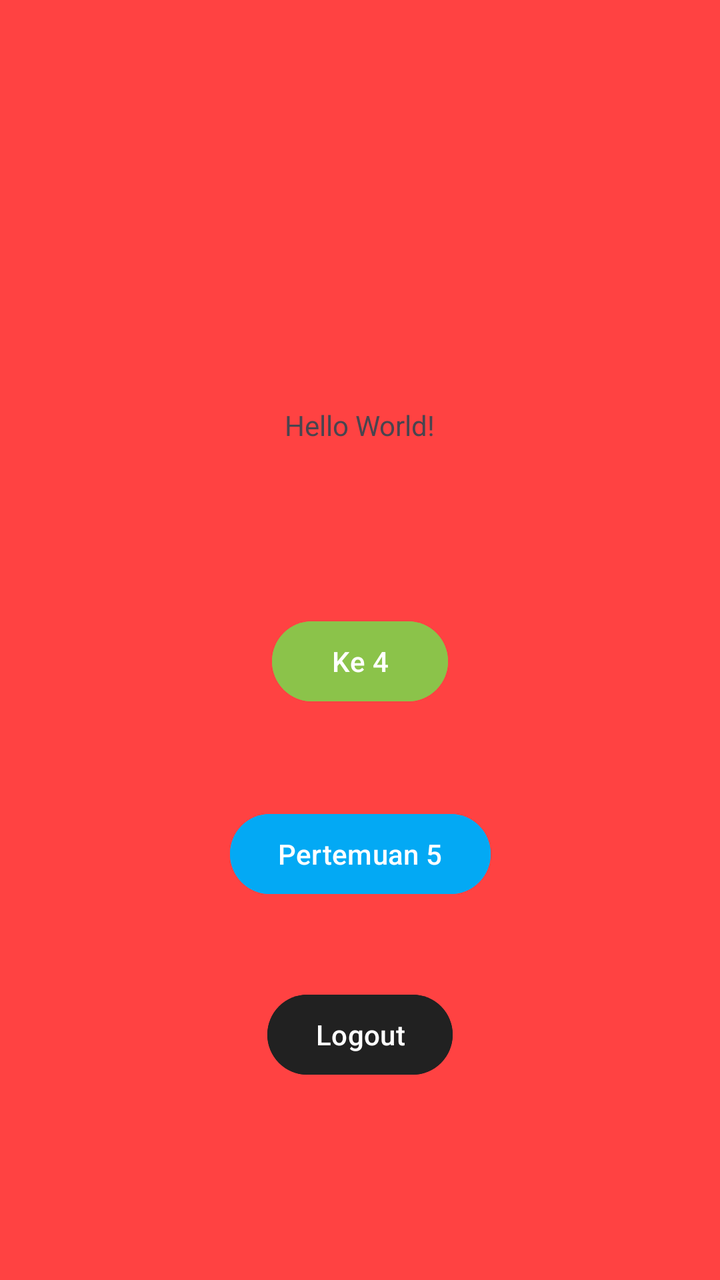
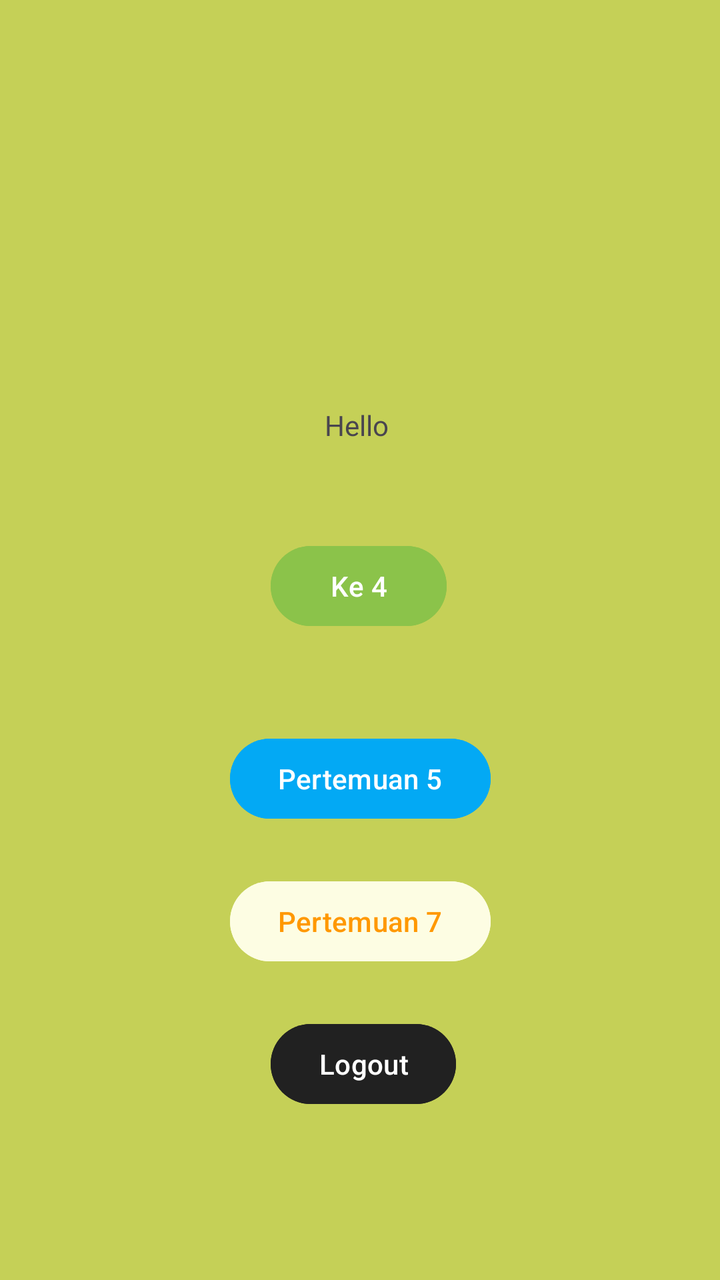

The first picture is an Android layout as it rendered before a commit; the second is the same layout after the commit. The layout source and the unified diff follow.
<!-- AndroidManifest.xml: application theme Theme.Lita_3TIF -->
<!-- res/layout/activity_main.xml -->
<?xml version="1.0" encoding="utf-8"?>
<androidx.constraintlayout.widget.ConstraintLayout xmlns:android="http://schemas.android.com/apk/res/android"
    xmlns:app="http://schemas.android.com/apk/res-auto"
    xmlns:tools="http://schemas.android.com/tools"
    android:id="@+id/main"
    android:background="#FF4242"
    android:layout_width="match_parent"
    android:layout_height="match_parent"
    tools:context=".MainActivity">

    <TextView
        android:id="@+id/textView5"
        android:layout_width="wrap_content"
        android:layout_height="wrap_content"
        android:text="Hello World!"
        app:layout_constraintBottom_toBottomOf="parent"
        app:layout_constraintEnd_toEndOf="parent"
        app:layout_constraintStart_toStartOf="parent"
        app:layout_constraintTop_toTopOf="parent"
        app:layout_constraintVertical_bias="0.327" />

    <Button
        android:id="@+id/btnToFourth"
        android:layout_width="wrap_content"
        android:layout_height="wrap_content"
        android:text="Ke 4"
        android:backgroundTint="#8BC34A"
        app:layout_constraintBottom_toBottomOf="parent"
        app:layout_constraintEnd_toEndOf="parent"
        app:layout_constraintStart_toStartOf="parent"
        app:layout_constraintTop_toBottomOf="@+id/textView5"
        app:layout_constraintVertical_bias="0.229" />

    <Button
        android:id="@+id/btnToFifth"
        android:layout_width="wrap_content"
        android:layout_height="wrap_content"
        android:text="Pertemuan 5"
        android:backgroundTint="#03A9F4"
        app:layout_constraintBottom_toBottomOf="parent"
        app:layout_constraintEnd_toEndOf="parent"
        app:layout_constraintStart_toStartOf="parent"
        app:layout_constraintTop_toBottomOf="@+id/btnToFourth"
        app:layout_constraintVertical_bias="0.204" />

    <Button
        android:id="@+id/btnLogout"
        android:layout_width="wrap_content"
        android:layout_height="wrap_content"
        android:text="Logout"
        android:backgroundTint="#212121"
        app:layout_constraintBottom_toBottomOf="parent"
        app:layout_constraintEnd_toEndOf="parent"
        app:layout_constraintStart_toStartOf="parent"
        app:layout_constraintTop_toBottomOf="@+id/btnToFifth"
        app:layout_constraintVertical_bias="0.3" />

</androidx.constraintlayout.widget.ConstraintLayout>
<!-- resources referenced by this layout -->
<resources>
  <style name="Theme.Lita_3TIF" parent="Base.Theme.Lita_3TIF" />
  <style name="Base.Theme.Lita_3TIF" parent="Theme.Material3.DayNight.NoActionBar">
          
          
      </style>
</resources>

<!-- the commit's change to res/layout/activity_main.xml (unified diff, before → after) -->
@@ -3,7 +3,7 @@
     xmlns:app="http://schemas.android.com/apk/res-auto"
     xmlns:tools="http://schemas.android.com/tools"
     android:id="@+id/main"
-    android:background="#FF4242"
+    android:background="#C5D057"
     android:layout_width="match_parent"
     android:layout_height="match_parent"
     tools:context=".MainActivity">
@@ -12,7 +12,7 @@
         android:id="@+id/textView5"
         android:layout_width="wrap_content"
         android:layout_height="wrap_content"
-        android:text="Hello World!"
+        android:text="Hello "
         app:layout_constraintBottom_toBottomOf="parent"
         app:layout_constraintEnd_toEndOf="parent"
         app:layout_constraintStart_toStartOf="parent"
@@ -20,39 +20,52 @@
         app:layout_constraintVertical_bias="0.327" />
 
     <Button
-        android:id="@+id/btnToFourth"
-        android:layout_width="wrap_content"
-        android:layout_height="wrap_content"
-        android:text="Ke 4"
-        android:backgroundTint="#8BC34A"
-        app:layout_constraintBottom_toBottomOf="parent"
-        app:layout_constraintEnd_toEndOf="parent"
-        app:layout_constraintStart_toStartOf="parent"
-        app:layout_constraintTop_toBottomOf="@+id/textView5"
-        app:layout_constraintVertical_bias="0.229" />
-
-    <Button
         android:id="@+id/btnToFifth"
         android:layout_width="wrap_content"
         android:layout_height="wrap_content"
+        android:backgroundTint="#03A9F4"
         android:text="Pertemuan 5"
-        android:backgroundTint="#03A9F4"
         app:layout_constraintBottom_toBottomOf="parent"
         app:layout_constraintEnd_toEndOf="parent"
         app:layout_constraintStart_toStartOf="parent"
         app:layout_constraintTop_toBottomOf="@+id/btnToFourth"
-        app:layout_constraintVertical_bias="0.204" />
+        app:layout_constraintVertical_bias="0.176" />
+
+    <Button
+        android:id="@+id/btnToFourth"
+        android:layout_width="wrap_content"
+        android:layout_height="wrap_content"
+        android:backgroundTint="#8BC34A"
+        android:text="Ke 4"
+        app:layout_constraintBottom_toBottomOf="parent"
+        app:layout_constraintEnd_toEndOf="parent"
+        app:layout_constraintHorizontal_bias="0.498"
+        app:layout_constraintStart_toStartOf="parent"
+        app:layout_constraintTop_toBottomOf="@+id/textView5"
+        app:layout_constraintVertical_bias="0.127" />
 
     <Button
         android:id="@+id/btnLogout"
         android:layout_width="wrap_content"
         android:layout_height="wrap_content"
+        android:layout_marginBottom="84dp"
+        android:backgroundTint="#212121"
         android:text="Logout"
-        android:backgroundTint="#212121"
         app:layout_constraintBottom_toBottomOf="parent"
         app:layout_constraintEnd_toEndOf="parent"
+        app:layout_constraintHorizontal_bias="0.506"
+        app:layout_constraintStart_toStartOf="parent" />
+
+    <Button
+        android:id="@+id/btnToSeventh"
+        android:layout_width="wrap_content"
+        android:layout_height="wrap_content"
+        android:backgroundTint="#FDFDE3"
+        android:text="Pertemuan 7"
+        android:textColor="#FF9800"
+        app:layout_constraintBottom_toTopOf="@+id/btnLogout"
+        app:layout_constraintEnd_toEndOf="parent"
         app:layout_constraintStart_toStartOf="parent"
-        app:layout_constraintTop_toBottomOf="@+id/btnToFifth"
-        app:layout_constraintVertical_bias="0.3" />
+        app:layout_constraintTop_toBottomOf="@+id/btnToFifth" />
 
 </androidx.constraintlayout.widget.ConstraintLayout>
